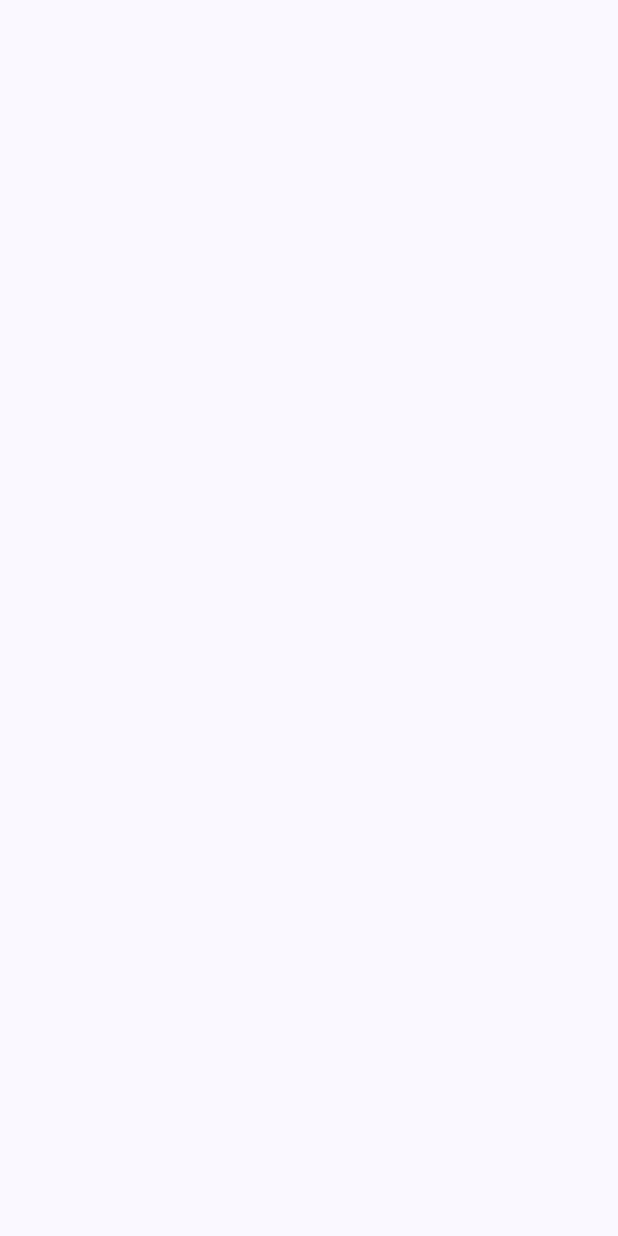
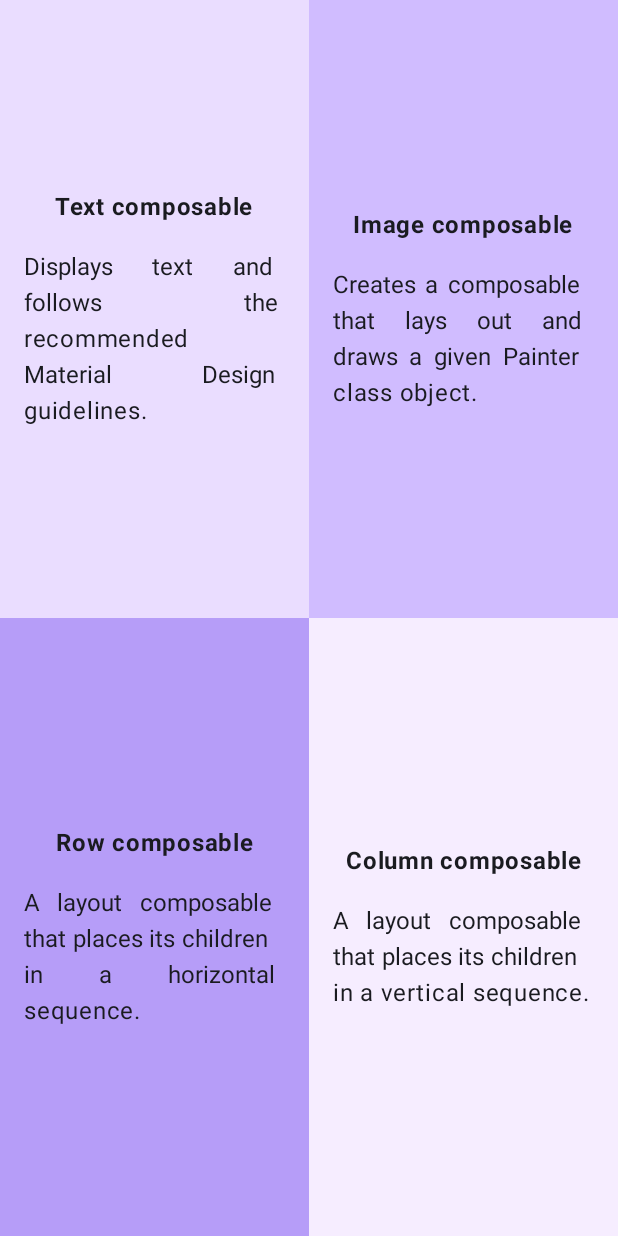
Before and after one commit to jashioq/compose-with-google, an Android app built with Jetpack Compose: the screen it shows after launch (MainActivity), on a phone screen of 412 x 824 dp. Before the commit the screen is empty. Run offline under Robolectric (Android 15) with nearby library versions, the phone set to English and light mode, and no system bars.

Commit message:
Finished compose quadrant app project

```diff
--- a/ComposewithGoogle5/app/src/main/java/com/example/composewithgoogle5/MainActivity.kt
+++ b/ComposewithGoogle5/app/src/main/java/com/example/composewithgoogle5/MainActivity.kt
@@ -3,28 +3,25 @@ package com.example.composewithgoogle5
 import android.os.Bundle
 import androidx.activity.ComponentActivity
 import androidx.activity.compose.setContent
-import androidx.compose.foundation.layout.Arrangement.Start
+import androidx.compose.foundation.background
 import androidx.compose.foundation.layout.Box
-import androidx.compose.foundation.layout.BoxScopeInstance.align
 import androidx.compose.foundation.layout.Column
-import androidx.compose.foundation.layout.ColumnScopeInstance.align
 import androidx.compose.foundation.layout.Row
+import androidx.compose.foundation.layout.fillMaxHeight
 import androidx.compose.foundation.layout.fillMaxSize
-import androidx.compose.foundation.layout.width
+import androidx.compose.foundation.layout.padding
 import androidx.compose.material3.MaterialTheme
 import androidx.compose.material3.Surface
 import androidx.compose.material3.Text
 import androidx.compose.runtime.Composable
 import androidx.compose.ui.Alignment
-import androidx.compose.ui.Alignment.Companion.Start
 import androidx.compose.ui.Modifier
-import androidx.compose.ui.layout.VerticalAlignmentLine
+import androidx.compose.ui.graphics.Color
+import androidx.compose.ui.text.font.FontWeight
 import androidx.compose.ui.text.style.TextAlign
-import androidx.compose.ui.text.style.TextAlign.Companion.Start
 import androidx.compose.ui.tooling.preview.Preview
 import androidx.compose.ui.unit.dp
 import com.example.composewithgoogle5.ui.theme.ComposeWithGoogle5Theme
-import org.intellij.lang.annotations.JdkConstants.HorizontalAlignment
 
 class MainActivity : ComponentActivity() {
     override fun onCreate(savedInstanceState: Bundle?) {
@@ -36,6 +33,16 @@ class MainActivity : ComponentActivity() {
                     modifier = Modifier.fillMaxSize(),
                     color = MaterialTheme.colorScheme.background
                 ) {
+                    ComposeQuadrant(
+                        firstTitle = "Text composable",
+                        secondTitle = "Image composable",
+                        thirdTitle = "Row composable",
+                        fourthTitle = "Column composable",
+                        firstText = "Displays text and follows the recommended Material Design guidelines.",
+                        secondText = "Creates a composable that lays out and draws a given Painter class object.",
+                        thirdText = "A layout composable that places its children in a horizontal sequence.",
+                        fourthText = "A layout composable that places its children in a vertical sequence.",
+                    )
                 }
             }
         }
@@ -46,32 +53,113 @@ class MainActivity : ComponentActivity() {
 fun ComposeQuadrant(firstTitle: String, secondTitle: String, thirdTitle: String,
                     fourthTitle: String, firstText: String, secondText: String, thirdText: String,
                     fourthText: String, modifier: Modifier = Modifier) {
+    Column (
+        modifier = Modifier
+            .fillMaxSize()
+    ) {
+        Row (
+            modifier = Modifier.weight(1f)
+        ) {
             Box(
-        modifier = modifier
-//            .fillMaxSize()
+                modifier = Modifier
+                    .weight(1f)
+                    .fillMaxHeight()
+                    .background(Color(0xFFEADDFF))
+                    .padding(16.dp)
             ) {
-        Column {
+                Column (
+                    modifier = Modifier
+                        .align(alignment = Alignment.Center)
+                ) {
                     Text(
-                text = "1",
-                textAlign = TextAlign.Start,
-//                modifier = Modifier
-//                    .width(50.dp)
-//                    .align(alignment = Alignment.CenterHorizontally)
+                        text = firstTitle,
+                        fontWeight = FontWeight.Bold,
+                        modifier = Modifier
+                            .align(alignment = Alignment.CenterHorizontally)
+                            .padding(0.dp, 0.dp, 0.dp, 16.dp)
                     )
                     Text(
-                text = "2"
+                        text = firstText,
+                        textAlign = TextAlign.Justify,
                     )
                 }
-        Column {
-            Row {
+            }
+            Box (
+                modifier = Modifier
+                    .weight(1f)
+                    .fillMaxHeight()
+                    .background(Color(0xFFD0BCFF))
+                    .padding(16.dp)
+            ) {
+                Column (
+                    modifier = Modifier
+                        .align(alignment = Alignment.Center)
+                ) {
                     Text(
-                    text = "."
+                        text = secondTitle,
+                        fontWeight = FontWeight.Bold,
+                        modifier = Modifier
+                            .align(alignment = Alignment.CenterHorizontally)
+                            .padding(0.dp, 0.dp, 0.dp, 16.dp)
+                    )
+                    Text(
+                        text = secondText,
+                        textAlign = TextAlign.Justify,
                     )
                 }
-            Row {
+            }
+        }
+        Row (
+            modifier = Modifier
+                .weight(1f)
+        ) {
+            Box (
+                modifier = Modifier
+                    .weight(1f)
+                    .fillMaxHeight()
+                    .background(Color(0xFFB69DF8))
+                    .padding(16.dp)
+            ) {
+                Column (
+                    modifier = Modifier
+                        .align(alignment = Alignment.Center)
+                ) {
                     Text(
-                    text = "."
+                        text = thirdTitle,
+                        fontWeight = FontWeight.Bold,
+                        modifier = Modifier
+                            .align(alignment = Alignment.CenterHorizontally)
+                            .padding(0.dp, 0.dp, 0.dp, 16.dp)
                     )
+                    Text(
+                        text = thirdText,
+                        textAlign = TextAlign.Justify,
+                    )
+                }
+            }
+            Box (
+                modifier = Modifier
+                    .weight(1f)
+                    .fillMaxHeight()
+                    .background(Color(0xFFF6EDFF))
+                    .padding(16.dp)
+            ) {
+                Column (
+                    modifier = Modifier
+                        .align(alignment = Alignment.Center)
+                ) {
+                    Text(
+                        text = fourthTitle,
+                        fontWeight = FontWeight.Bold,
+                        modifier = Modifier
+                            .align(alignment = Alignment.CenterHorizontally)
+                            .padding(0.dp, 0.dp, 0.dp, 16.dp)
+                    )
+                    Text(
+                        text = fourthText,
+                        textAlign = TextAlign.Justify,
+                    )
+                }
             }
         }
     }
```
Lines whose indentation alone changed are shown as unchanged.
